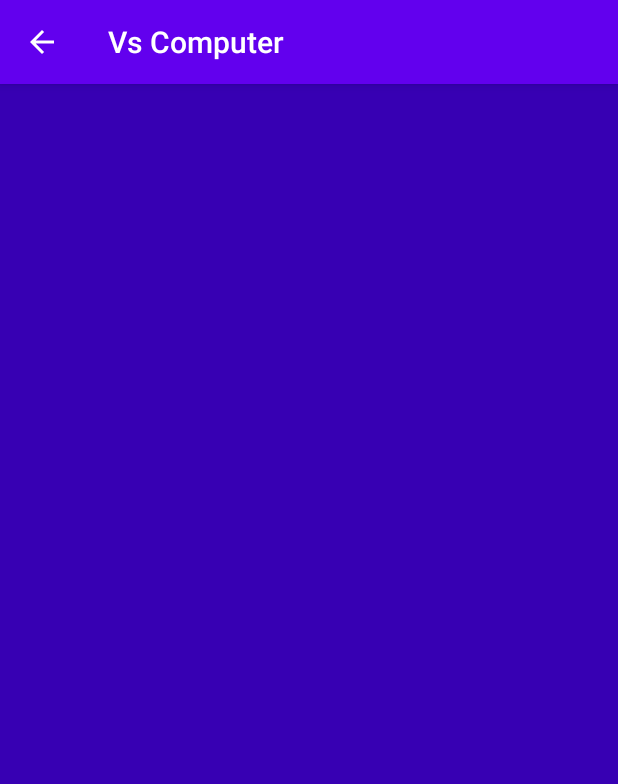
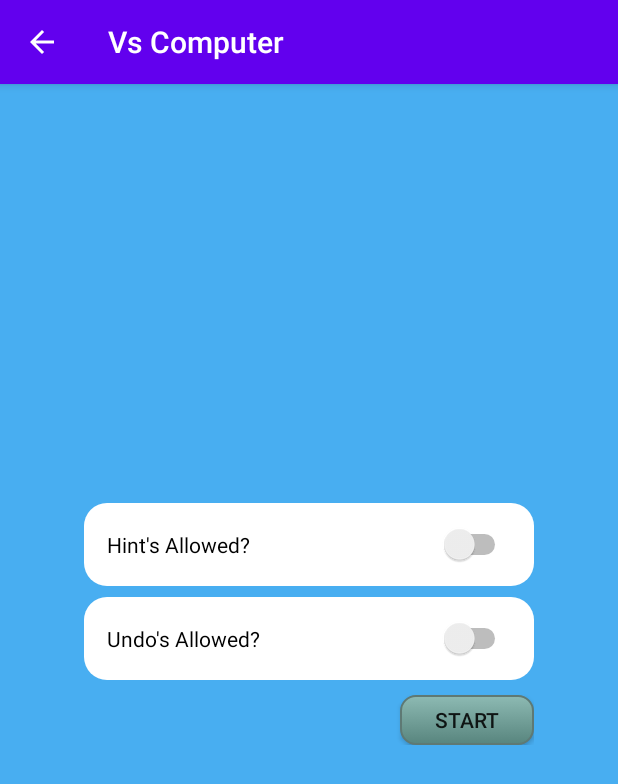
Before and after one commit to BillionJothi/Dots_And_Boxes, an Android app: the LocalGame1 screen opened directly, with no data from a screen before it, on a phone screen of 412 x 824 dp. Shown: the top 784 px of the screen. Run offline under Robolectric (Android 15) with nearby library versions, the phone set to English and light mode, and no system bars.

Commit message:
Completed 1st Fragment for Game Options

```diff
--- /dev/null
+++ b/app/src/main/java/com/djothi/dotsboxes/GameOptionsFragment.java
@@ -0,0 +1,64 @@
+package com.djothi.dotsboxes;
+
+import android.os.Bundle;
+
+import androidx.fragment.app.Fragment;
+
+import android.view.LayoutInflater;
+import android.view.View;
+import android.view.ViewGroup;
+
+
+/**
+ * A simple {@link Fragment} subclass.
+ * Use the {@link GameOptionsFragment#newInstance} factory method to
+ * create an instance of this fragment.
+ */
+public class GameOptionsFragment extends Fragment {
+    // TODO: Rename parameter arguments, choose names that match
+    // the fragment initialization parameters, e.g. ARG_ITEM_NUMBER
+    private static final String ARG_PARAM1 = "param1";
+    private static final String ARG_PARAM2 = "param2";
+
+    // TODO: Rename and change types of parameters
+    private String mParam1;
+    private String mParam2;
+
+    public GameOptionsFragment() {
+        // Required empty public constructor
+    }
+
+    /**
+     * Use this factory method to create a new instance of
+     * this fragment using the provided parameters.
+     *
+     * @param param1 Parameter 1.
+     * @param param2 Parameter 2.
+     * @return A new instance of fragment GameOptionsFragment.
+     */
+    // TODO: Rename and change types and number of parameters
+    public static GameOptionsFragment newInstance(String param1, String param2) {
+        GameOptionsFragment fragment = new GameOptionsFragment();
+        Bundle args = new Bundle();
+        args.putString(ARG_PARAM1, param1);
+        args.putString(ARG_PARAM2, param2);
+        fragment.setArguments(args);
+        return fragment;
+    }
+
+    @Override
+    public void onCreate(Bundle savedInstanceState) {
+        super.onCreate(savedInstanceState);
+        if (getArguments() != null) {
+            mParam1 = getArguments().getString(ARG_PARAM1);
+            mParam2 = getArguments().getString(ARG_PARAM2);
+        }
+    }
+
+    @Override
+    public View onCreateView(LayoutInflater inflater, ViewGroup container,
+                             Bundle savedInstanceState) {
+        // Inflate the layout for this fragment
+        return inflater.inflate(R.layout.fragment_game_options, container, false);
+    }
+}
--- a/app/src/main/java/com/djothi/dotsboxes/LocalGame1.java
+++ b/app/src/main/java/com/djothi/dotsboxes/LocalGame1.java
@@ -3,12 +3,16 @@ package com.djothi.dotsboxes;
 import androidx.appcompat.app.ActionBar;
 import androidx.appcompat.app.AppCompatActivity;
 import androidx.appcompat.widget.Toolbar;
+import androidx.fragment.app.Fragment;
 
 import android.os.Bundle;
+import android.view.Choreographer;
 
 import java.util.Objects;
 
 public class LocalGame1 extends AppCompatActivity {
+
+
 
     @Override
     protected void onCreate(Bundle savedInstanceState) {
@@ -27,5 +31,7 @@ public class LocalGame1 extends AppCompatActivity {
 
 
 
+
+
     }
 }
--- /dev/null
+++ b/app/src/main/res/drawable/mybutton.xml
@@ -0,0 +1,24 @@
+<?xml version="1.0" encoding="utf-8"?>
+<selector xmlns:android="http://schemas.android.com/apk/res/android" >
+    <item android:state_pressed="true" >
+        <shape android:shape="rectangle"  >
+            <corners android:radius="10dip" />
+            <stroke android:width="1dip" android:color="#5e7974" />
+            <gradient android:angle="-90" android:startColor="#345953" android:endColor="#689a92"  />
+        </shape>
+    </item>
+    <item android:state_focused="true">
+    <shape android:shape="rectangle"  >
+        <corners android:radius="10dip" />
+        <stroke android:width="1dip" android:color="#5e7974" />
+        <solid android:color="#58857e"/>
+    </shape>
+</item>
+    <item >
+        <shape android:shape="rectangle"  >
+            <corners android:radius="10dip" />
+            <stroke android:width="1dip" android:color="#5e7974" />
+            <gradient android:angle="-90" android:startColor="#8dbab3" android:endColor="#58857e" />
+        </shape>
+    </item>
+</selector>
--- /dev/null
+++ b/app/src/main/res/drawable/switch_background.xml
@@ -0,0 +1,7 @@
+<?xml version="1.0" encoding="utf-8"?>
+<shape xmlns:android="http://schemas.android.com/apk/res/android"
+    android:shape="rectangle" android:padding="10dp">
+    <!-- you can use any color you want I used here gray color-->
+    <solid android:color="#FFFFFF"/>
+    <corners android:radius="15dp"/>
+</shape>
--- a/app/src/main/res/layout/activity_local_game1.xml
+++ b/app/src/main/res/layout/activity_local_game1.xml
@@ -4,6 +4,7 @@
     xmlns:tools="http://schemas.android.com/tools"
     android:layout_width="match_parent"
     android:layout_height="match_parent"
+    android:background="#48AEF1"
     android:theme="@style/AppTheme"
     tools:context=".LocalGame1">
 
@@ -22,5 +23,17 @@
 
     </com.google.android.material.appbar.AppBarLayout>
 
+    <fragment
+        android:id="@+id/fragment2"
+        android:name="com.djothi.dotsboxes.GameOptionsFragment"
+        android:layout_width="wrap_content"
+        android:layout_height="wrap_content"
+        app:layout_constraintBottom_toBottomOf="parent"
+        app:layout_constraintEnd_toEndOf="parent"
+        app:layout_constraintHorizontal_bias="0.5"
+        app:layout_constraintStart_toStartOf="parent"
+        app:layout_constraintTop_toTopOf="parent"
+        tools:layout="@layout/fragment_game_options" />
+
 
 </androidx.constraintlayout.widget.ConstraintLayout>
--- /dev/null
+++ b/app/src/main/res/layout/fragment_game_options.xml
@@ -0,0 +1,52 @@
+<?xml version="1.0" encoding="utf-8"?>
+<androidx.constraintlayout.widget.ConstraintLayout xmlns:android="http://schemas.android.com/apk/res/android"
+    xmlns:app="http://schemas.android.com/apk/res-auto"
+    xmlns:tools="http://schemas.android.com/tools"
+    android:id="@+id/frameLayout"
+    android:layout_width="match_parent"
+    android:layout_height="match_parent"
+    android:backgroundTintMode="src_over"
+    tools:context=".GameOptionsFragment">
+
+    <Switch
+        android:id="@+id/hintSwitch"
+        android:layout_width="@dimen/switchWidth"
+        android:layout_height="@dimen/switchHeight"
+        android:layout_marginTop="@dimen/switchMarginTop"
+        android:background="@drawable/switch_background"
+        android:padding="@dimen/switchPadding15"
+        android:text="@string/hint_allowed"
+        android:textSize="@dimen/switchTextSize"
+        app:layout_constraintEnd_toEndOf="parent"
+        app:layout_constraintHorizontal_bias="@integer/zeroPoint5"
+        app:layout_constraintStart_toStartOf="parent"
+        app:layout_constraintTop_toTopOf="parent" />
+
+    <Switch
+        android:id="@+id/undoSwitch"
+        android:layout_width="@dimen/switchWidth"
+        android:layout_height="@dimen/switchHeight"
+        android:layout_marginTop="@dimen/switchMarginTop"
+        android:background="@drawable/switch_background"
+        android:padding="@dimen/switchPadding15"
+        android:text="@string/undo_allowed"
+        android:textSize="@dimen/switchTextSize"
+        app:layout_constraintEnd_toEndOf="parent"
+        app:layout_constraintHorizontal_bias="@integer/zeroPoint5"
+        app:layout_constraintStart_toStartOf="parent"
+        app:layout_constraintTop_toBottomOf="@+id/hintSwitch" />
+
+    <Button
+        android:id="@+id/goButton"
+        android:layout_width="@dimen/buttonWidth"
+        android:layout_height="@dimen/buttonHeight"
+        android:layout_marginTop="@dimen/buttonMarginTop"
+        android:background="@drawable/mybutton"
+        android:elevation="@dimen/buttonElavation"
+        android:text="@string/start"
+        android:textAlignment="center"
+        app:layout_constraintEnd_toEndOf="@+id/undoSwitch"
+        app:layout_constraintHorizontal_bias="@integer/one"
+        app:layout_constraintStart_toStartOf="parent"
+        app:layout_constraintTop_toBottomOf="@+id/undoSwitch" />
+</androidx.constraintlayout.widget.ConstraintLayout>
--- /dev/null
+++ b/app/src/main/res/values/dimensions.xml
@@ -0,0 +1,17 @@
+<?xml version="1.0" encoding="utf-8"?>
+<resources>
+    <!--Fragment Switch Attributes (Game Options)-->
+    <dimen name="switchWidth">300dp</dimen>
+    <dimen name="switchHeight">55dp</dimen>
+    <dimen name="switchPadding15">15dp</dimen>
+    <dimen name="switchTextSize">14sp</dimen>
+    <dimen name="switchMarginTop">7dp</dimen>
+    <item name="zeroPoint5" type="integer">0.5</item>
+
+    <!--Button Atrributes-->
+    <dimen name="buttonWidth">89dp</dimen>
+    <dimen name="buttonHeight">33dp</dimen>
+    <dimen name="buttonMarginTop">10dp</dimen>
+    <dimen name="buttonElavation">30dp</dimen>
+    <item name="one" type="integer">1.0</item>
+</resources>
--- a/app/src/main/res/values/strings.xml
+++ b/app/src/main/res/values/strings.xml
@@ -11,4 +11,10 @@
     <string name="next">Next</string>
     <string name="previous">Previous</string>
 
+    <!-- TODO: Remove or change this placeholder text -->
+    <string name="hello_blank_fragment">Hello blank fragment</string>
+    <string name="hint_allowed">Hint\'s Allowed?</string>
+    <string name="undo_allowed">Undo\'s Allowed?</string>
+    <string name="start">Start</string>
+
 </resources>
```
